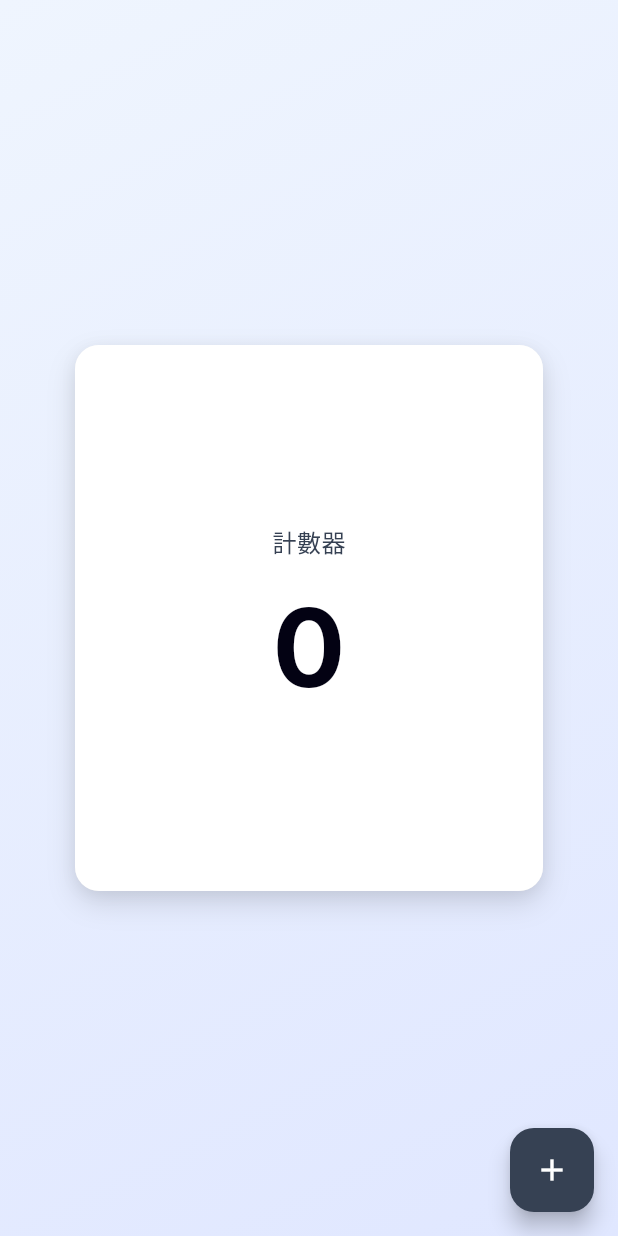
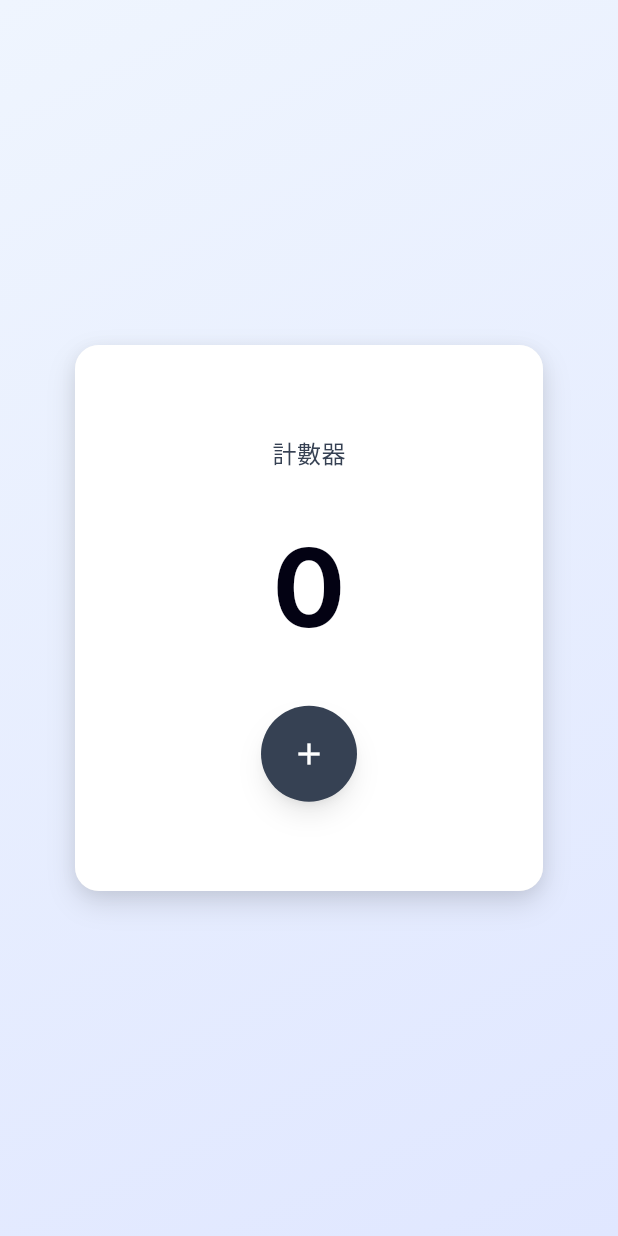
Before and after one commit to chunchun1213/counter_flutter, a Flutter app: the screen it shows after launch, on a phone screen of 412 x 824 dp. Run offline on Flutter 3.47's test engine with Material 3 defaults, Android fonts, the phone set to English and light mode, and no system bars; our stand-ins replace google_fonts.

Commit message:
feat(counter_page): 更新計數器頁面佈局與按鈕樣式
- 將浮動按鈕改為圓形按鈕，並調整其樣式與陰影效果
- 更新計數器顯示與標題的排列方式
- 增加對應的測試案例以驗證新按鈕的存在與功能

```diff
--- a/lib/pages/counter_page.dart
+++ b/lib/pages/counter_page.dart
@@ -49,8 +49,12 @@ class _CounterPageState extends State<CounterPage> {
                   boxShadow: AppTheme.cardShadows,
                   color: AppColors.white,
                 ),
+                child: Padding(
+                  padding: const EdgeInsets.symmetric(
+                    vertical: AppTheme.mediumPadding,
+                  ),
                   child: Column(
-                  mainAxisAlignment: MainAxisAlignment.center,
+                    mainAxisAlignment: MainAxisAlignment.spaceEvenly,
                     children: [
                       // Title
                       Padding(
@@ -64,7 +68,6 @@ class _CounterPageState extends State<CounterPage> {
                           semanticsLabel: '計數器標題',
                         ),
                       ),
-                    SizedBox(height: AppTheme.standardPadding),
                       // Counter display
                       Semantics(
                         label: '當前計數：$_count',
@@ -74,6 +77,23 @@ class _CounterPageState extends State<CounterPage> {
                           style: AppTextStyles.counter,
                         ),
                       ),
+                      // Circular button
+                      Container(
+                        width: AppTheme.buttonSize,
+                        height: AppTheme.buttonSize,
+                        decoration: BoxDecoration(
+                          color: AppColors.buttonBlue,
+                          shape: BoxShape.circle,
+                          boxShadow: AppTheme.buttonShadows,
+                        ),
+                        child: IconButton(
+                          key: const Key('increment_button'),
+                          onPressed: incrementCounter,
+                          icon: const Icon(Icons.add, color: AppColors.white),
+                          tooltip: '增加計數',
+                          padding: EdgeInsets.zero,
+                        ),
+                      ),
                     ],
                   ),
                 ),
@@ -81,12 +101,6 @@ class _CounterPageState extends State<CounterPage> {
             ),
           ),
         ),
-      floatingActionButton: FloatingActionButton(
-        key: const Key('increment_button'),
-        onPressed: incrementCounter,
-        tooltip: '增加計數',
-        backgroundColor: AppColors.buttonBlue,
-        child: const Icon(Icons.add, color: AppColors.white),
       ),
     );
   }
--- a/lib/theme/app_theme.dart
+++ b/lib/theme/app_theme.dart
@@ -31,6 +31,22 @@ class AppTheme {
     ),
   ];
 
+  // Button shadows - double layer shadow effect
+  static final List<BoxShadow> buttonShadows = [
+    BoxShadow(
+      color: const Color(0x1A000000), // rgba(0, 0, 0, 0.1)
+      offset: const Offset(0, 4),
+      blurRadius: 6.0,
+      spreadRadius: -4.0,
+    ),
+    BoxShadow(
+      color: const Color(0x1A000000), // rgba(0, 0, 0, 0.1)
+      offset: const Offset(0, 10),
+      blurRadius: 15.0,
+      spreadRadius: -3.0,
+    ),
+  ];
+
   // Gradient background
   static final LinearGradient backgroundGradient = LinearGradient(
     begin: Alignment.topLeft,
```
Also changed, not shown: 2 other files. Lines whose indentation alone changed are shown as unchanged.
